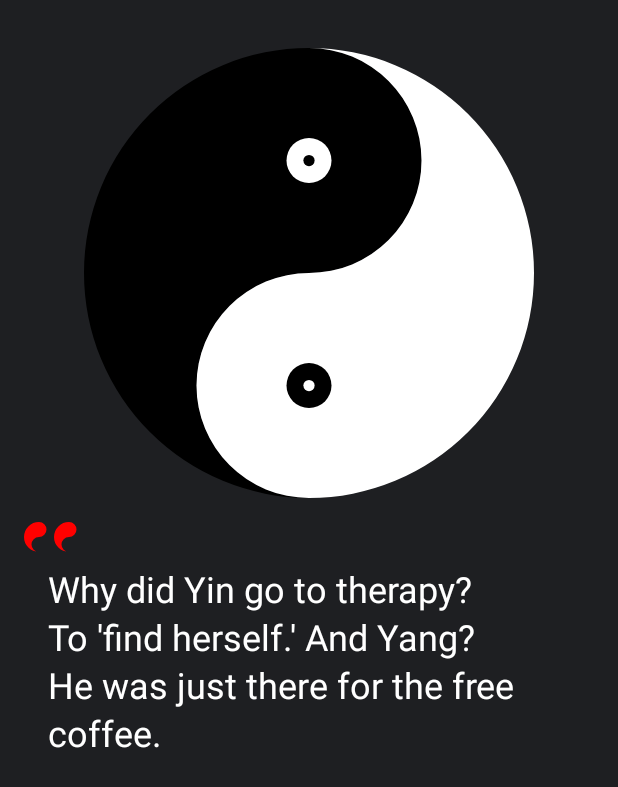
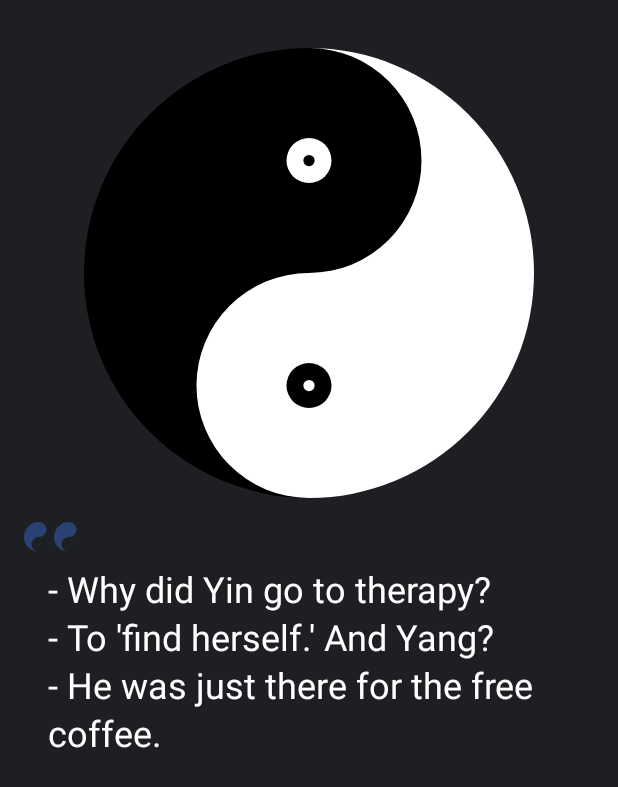
Before and after one commit to mnasrallah301/YinAndYangProject, an Android app built with Jetpack Compose: the screen it shows after launch (MainActivity), on a phone screen of 412 x 824 dp. Shown: the top 787 px of the screen. Run offline under Robolectric (Android 15) with nearby library versions, the phone set to English and light mode, and no system bars.

Commit message:
refactor + previews

```diff
--- a/app/src/main/java/com/mn/yinandyangproject/MainActivity.kt
+++ b/app/src/main/java/com/mn/yinandyangproject/MainActivity.kt
@@ -7,7 +7,6 @@ import androidx.compose.foundation.Canvas
 import androidx.compose.foundation.Image
 import androidx.compose.foundation.background
 import androidx.compose.foundation.layout.Box
-import androidx.compose.foundation.layout.BoxWithConstraints
 import androidx.compose.foundation.layout.Column
 import androidx.compose.foundation.layout.Row
 import androidx.compose.foundation.layout.fillMaxSize
@@ -66,10 +65,10 @@ fun YinAndYangScreen() {
                 .padding(top = 32.dp),
             yin = {
                 YinOrYangSide(
+                    modifier = Modifier.graphicsLayer(rotationZ = 180f),
                     size = size,
                     sideColor = Color.White,
                     dotColor = Color.Black,
-                    angle = 180f,
                     radiusBigDot = pxSize / 20,
                     radiusSmallDot = pxSize / 80,
                 )
@@ -79,13 +78,17 @@ fun YinAndYangScreen() {
                     size = size,
                     sideColor = Color.Black,
                     dotColor = Color.White,
-                    angle = 0f,
                     radiusBigDot = pxSize / 20,
                     radiusSmallDot = pxSize / 80,
                 )
             }
         )
         QuoteText(
+            quote = """
+        - Why did Yin go to therapy?
+        - To 'find herself.' And Yang?
+        - He was just there for the free coffee.
+    """.trimIndent(),
             modifier = Modifier.padding(16.dp)
         )
     }
@@ -137,23 +140,19 @@ fun YinYangCompact() {
     )
 }
 
-@Preview
 @Composable
 fun YinOrYangSide(
     modifier: Modifier = Modifier,
     size: Dp = 200.dp,
     sideColor: Color = Color.Black,
     dotColor: Color = Color.White,
-    angle: Float = 0f,
     radiusBigDot: Float = LocalDensity.current.run { size.toPx() } / 20,
     radiusSmallDot: Float = LocalDensity.current.run { size.toPx() } / 80,
 ) {
     Canvas(
-        modifier = modifier
-            .requiredSize(size)
-            .rotate(angle)
+        modifier = modifier.requiredSize(size)
     ) {
-        val canvasSize = this.size.maxDimension
+        val canvasSize = this.size.minDimension
         val center = Offset(canvasSize / 2, canvasSize / 2)
         val radius = canvasSize / 2
         val path = Path().apply {
@@ -207,80 +206,111 @@ fun YinOrYangSide(
     }
 }
 
-@Preview(showBackground = true, backgroundColor = 0xFFffc802)
+@Preview(showBackground = true, backgroundColor = 0xFFFFFFFF)
+@Composable
+fun YinOrYangSidePreview() {
+    YinAndYangProjectTheme {
+        YinOrYangSide(
+            modifier = Modifier
+                .fillMaxWidth()
+                .wrapContentSize(Alignment.Center)
+        )
+    }
+}
+
 @Composable
 fun YinAndYang(
     modifier: Modifier = Modifier,
-    yang: @Composable () -> Unit = {
-        YinOrYangSide(
-            size = 300.dp,
-            sideColor = Color.Black,
-            dotColor = Color.White,
-            angle = 0f,
-        )
-    },
-    yin: @Composable () -> Unit = {
-        YinOrYangSide(
-            size = 300.dp,
-            sideColor = Color.White,
-            dotColor = Color.Black,
-            angle = 180f,
-        )
-    },
+    yang: @Composable () -> Unit,
+    yin: @Composable () -> Unit,
 ) {
-    BoxWithConstraints(modifier = modifier) {
+    Box(modifier = modifier) {
         //Draw Yang side
-       yang()
+        yang()
         //Draw Yin side
-       yin()
+        yin()
     }
 }
 
-@Preview(showBackground = true)
+@Preview(showBackground = true, backgroundColor = 0xFFffc802)
+@Composable
+fun YinAndYangPreview() {
+    YinAndYangProjectTheme {
+        YinAndYang(
+            modifier = Modifier
+                .fillMaxWidth()
+                .wrapContentSize(Alignment.Center),
+            yin = {
+                YinOrYangSide(
+                    modifier = Modifier.graphicsLayer(rotationZ = 0f),
+                    size = 300.dp,
+                    sideColor = Color.White,
+                    dotColor = Color.Black,
+                )
+            },
+            yang = {
+                YinOrYangSide(
+                    modifier = Modifier.graphicsLayer(rotationZ = 180f),
+                    size = 300.dp,
+                    sideColor = Color.Black,
+                    dotColor = Color.White,
+                )
+            }
+        )
+    }
+}
+
+@Preview
+@Composable
+fun PepsiPreview() {
+    YinAndYangProjectTheme {
+        Pepsi(
+            modifier = Modifier
+                .fillMaxWidth()
+                .wrapContentSize(Alignment.Center)
+        )
+    }
+}
+
 @Composable
 fun Pepsi(
     modifier: Modifier = Modifier,
     radius: Dp = 300.dp
 ) {
     Box(
-        modifier = Modifier
-            .fillMaxWidth()
-            .wrapContentSize(Alignment.Center)
+        modifier = modifier
             .clip(CircleShape)
             .background(Color.White)
     ) {
         YinOrYangSide(
+            modifier = Modifier.graphicsLayer(rotationZ = 90f),
             size = radius,
             sideColor = Color.Red,
             dotColor = Color.White,
-            angle = 90f,
             radiusBigDot = 0f,
             radiusSmallDot = 0f,
         )
         YinOrYangSide(
-            modifier = Modifier.padding(top = radius / 4),
+            modifier = Modifier
+                .padding(top = radius / 4)
+                .graphicsLayer(rotationZ = 270f),
             size = radius,
             sideColor = Color.Blue,
             dotColor = Color.White,
-            angle = 270f,
             radiusBigDot = 0f,
             radiusSmallDot = 0f,
         )
     }
 }
 
-@Preview(showBackground = true)
 @Composable
 fun TomAndJerry(
     modifier: Modifier = Modifier,
     radius: Dp = 300.dp
 ) {
     Box(
-        modifier = Modifier
-            .fillMaxWidth()
-            .wrapContentSize(Alignment.Center)
+        modifier = modifier
     ) {
-
         Image(
             modifier = Modifier
                 .size(radius)
@@ -306,12 +336,20 @@ fun TomAndJerry(
 
 @Preview
 @Composable
+fun TomAndJerryPreview() {
+    YinAndYangProjectTheme {
+        TomAndJerry(
+            modifier = Modifier
+                .fillMaxWidth()
+                .wrapContentSize(Alignment.Center)
+        )
+    }
+}
+
+@Composable
 fun QuoteText(
-    modifier: Modifier = Modifier, quote: String = """
-        - Why did Yin go to therapy?
-        - To 'find herself.' And Yang?
-        - He was just there for the free coffee.
-    """.trimIndent()
+    quote: String,
+    modifier: Modifier = Modifier,
 ) {
     Column(modifier = modifier) {
         Row {
@@ -319,23 +357,33 @@ fun QuoteText(
                 modifier = Modifier
                     .size(20.dp)
                     .clip(YinOrYangSideShape)
-                    .background(Color.Red)
+                    .background(MaterialTheme.colorScheme.primary)
             )
             Box(
                 modifier = Modifier
                     .size(20.dp)
                     .clip(YinOrYangSideShape)
-                    .background(Color.Red)
+                    .background(MaterialTheme.colorScheme.primary)
             )
         }
         Text(
             modifier = Modifier.padding(horizontal = 16.dp, vertical = 10.dp),
             color = Color.White,
             style = MaterialTheme.typography.headlineSmall,
-            text = """
-        Why did Yin go to therapy?
-        To 'find herself.' And Yang?
-        He was just there for the free coffee.
+            text = quote
+        )
+    }
+}
+
+@Preview
+@Composable
+fun QuoteTextPreview() {
+    YinAndYangProjectTheme {
+        QuoteText(
+            quote = """
+        - Why did Yin go to therapy?
+        - To 'find herself.' And Yang?
+        - He was just there for the free coffee.
     """.trimIndent()
         )
     }
```
